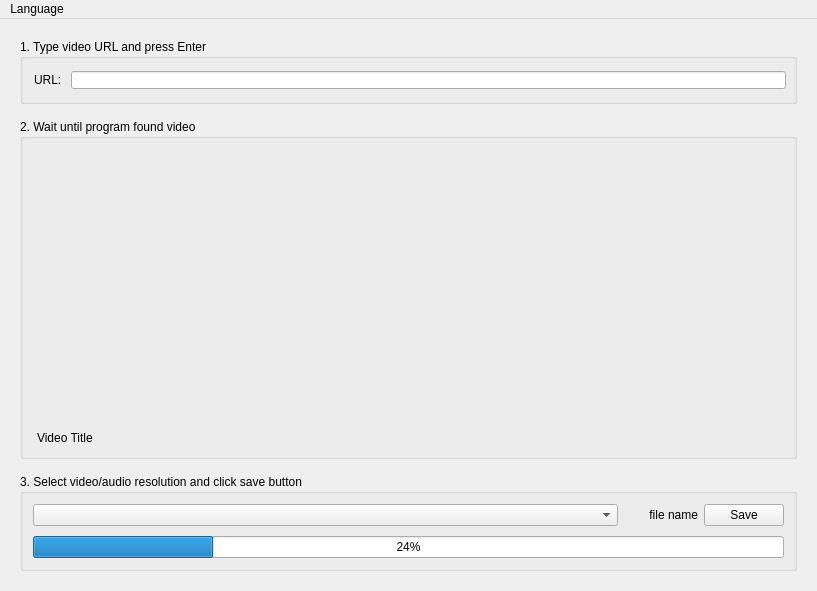
The window that src/main_window.ui (Stepan0806/YoutubeDownloader) describes before a commit, drawn with Qt 5.
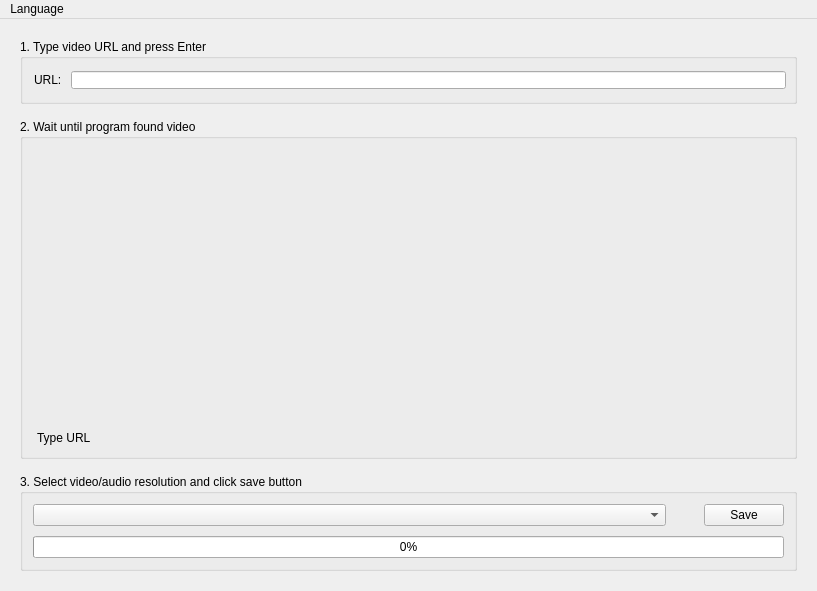
The same window after the commit. Icons and pictures are not drawn.

```diff
--- a/src/main_window.ui
+++ b/src/main_window.ui
@@ -151,7 +151,7 @@
 padding: 1px;</string>
          </property>
          <property name="text">
-          <string>Video Title</string>
+          <string>Type URL</string>
          </property>
         </widget>
        </item>
@@ -224,7 +224,7 @@
 </string>
            </property>
            <property name="text">
-            <string>file name</string>
+            <string/>
            </property>
            <property name="alignment">
             <set>Qt::AlignRight|Qt::AlignTrailing|Qt::AlignVCenter</set>
@@ -249,7 +249,7 @@
        <item>
         <widget class="QProgressBar" name="progress_bar">
          <property name="value">
-          <number>24</number>
+          <number>0</number>
          </property>
         </widget>
        </item>
```
Left out of the diff: 13 changed lines with no effect on the pictures.
